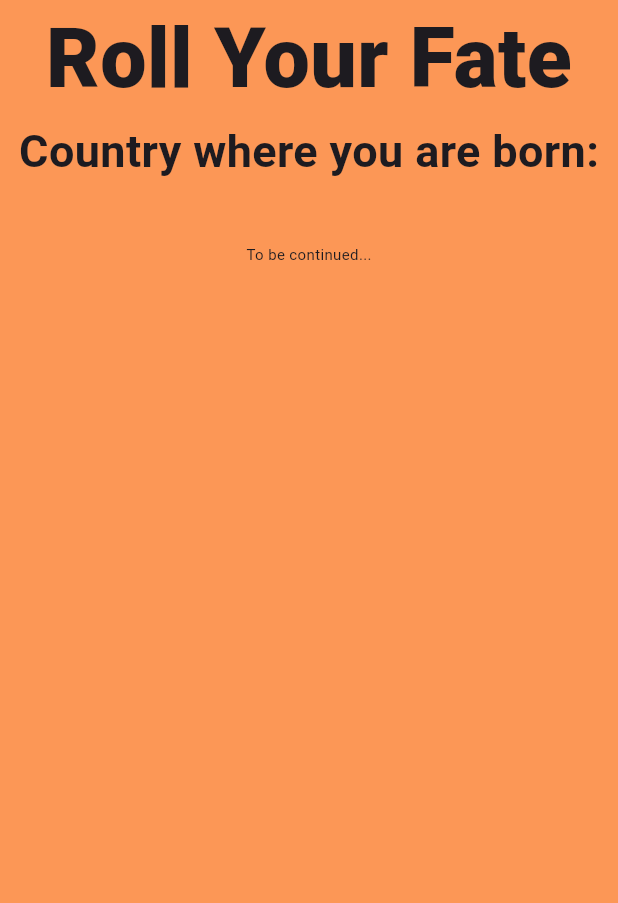
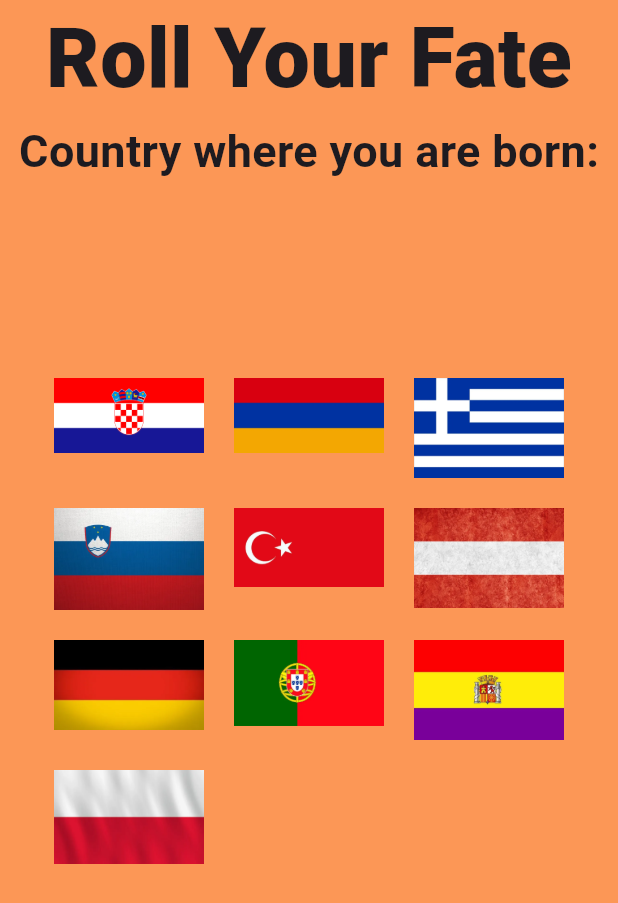
Before and after one commit to Tako-Katuni/eko_app, a Flutter app: the screen it shows after launch, on a phone screen of 412 x 824 dp. Shown: the top 903 px of the screen. Run offline on Flutter 3.47's test engine with Material 3 defaults, Android fonts, the phone set to English and light mode, and no system bars.

Commit message:
I don't know what I did. But I did it
-Added- 10 static flags

```diff
--- /dev/null
+++ b/lib/flags.dart
@@ -0,0 +1,36 @@
+import 'package:flutter/material.dart';
+
+class Flags extends StatelessWidget {
+  Flags({super.key});
+
+  //int _count = 0;
+  final List<String> listImages = [
+    "assets/images/Flag_1.webp",
+    "assets/images/Flag_2.webp",
+    "assets/images/Flag_3.webp",
+    "assets/images/Flag_4.webp",
+    "assets/images/Flag_5.webp",
+    "assets/images/Flag_6.webp",
+    "assets/images/Flag_7.webp",
+    "assets/images/Flag_8.webp",
+    "assets/images/Flag_9.webp",
+    "assets/images/Flag_10.webp",
+  ];
+
+  @override
+  Widget build(context) {
+    return Wrap(
+      //body: Center(
+      //child: Wrap(
+      children: [
+        for (var i = 0; i < listImages.length; i++)
+          Padding(
+            padding: const EdgeInsets.all(10),
+            child: Image.asset(listImages[i], width: 100, fit: BoxFit.contain),
+          ),
+      ],
+      // ),
+      // ),
+    );
+  }
+}
--- a/lib/rolling_button.dart
+++ b/lib/rolling_button.dart
@@ -1,5 +1,6 @@
 import 'package:flutter/material.dart';
 import 'dart:math';
+import 'flags.dart';
 
 class RollingButton extends StatefulWidget {
   final String text;
@@ -16,19 +17,24 @@ class _RollingButtonState extends State<RollingButton> {
 
   void rollFate() {
     setState(() {
-      roleFate = Random().nextInt(5) + 1;
+      roleFate = Random().nextInt(10) + 1;
     });
   }
 
   @override
   Widget build(context) {
-    return InkWell(
+    return Column(
+      children: [
+        InkWell(
           onTap: rollFate,
           child: Column(
             children: [
               Text(
                 widget.text,
-            style: const TextStyle(fontSize: 55, fontWeight: FontWeight.w900),
+                style: const TextStyle(
+                  fontSize: 55,
+                  fontWeight: FontWeight.w900,
+                ),
                 textAlign: TextAlign.center,
               ),
               const Text(
@@ -38,9 +44,13 @@ class _RollingButtonState extends State<RollingButton> {
               const SizedBox(height: 40),
               if (roleFate != null)
                 Image.asset('assets/images/Flag_$roleFate.webp'),
-          const Text('To be continued...', style: TextStyle(fontSize: 10)),
+              //const Text('To be continued...', style: TextStyle(fontSize: 10)),
             ],
           ),
+        ),
+        const SizedBox(height: 80),
+        Flags(),
+      ],
     );
   }
 }
--- a/pubspec.yaml
+++ b/pubspec.yaml
@@ -57,6 +57,12 @@ flutter:
     - assets/images/Flag_3.webp
     - assets/images/Flag_4.webp
     - assets/images/Flag_5.webp
+    - assets/images/Flag_6.webp
+    - assets/images/Flag_7.webp
+    - assets/images/Flag_8.webp
+    - assets/images/Flag_9.webp
+    - assets/images/Flag_10.webp
+
   # The following line ensures that the Material Icons font is
   # included with your application, so that you can use the icons in
   # the material Icons class.
```
Also changed, not shown: assets/images/Flag_10.webp (added), assets/images/Flag_6.webp (added), assets/images/Flag_7.webp (added), assets/images/Flag_8.webp (added), assets/images/Flag_9.webp (added). Lines whose indentation alone changed are shown as unchanged.
